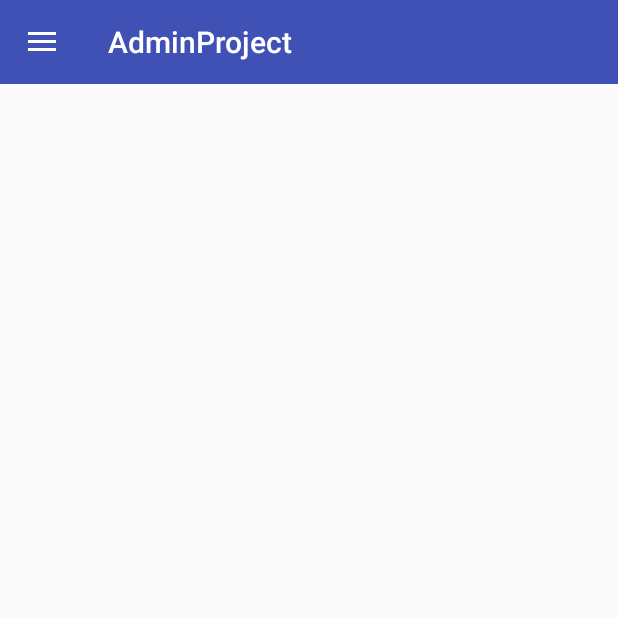
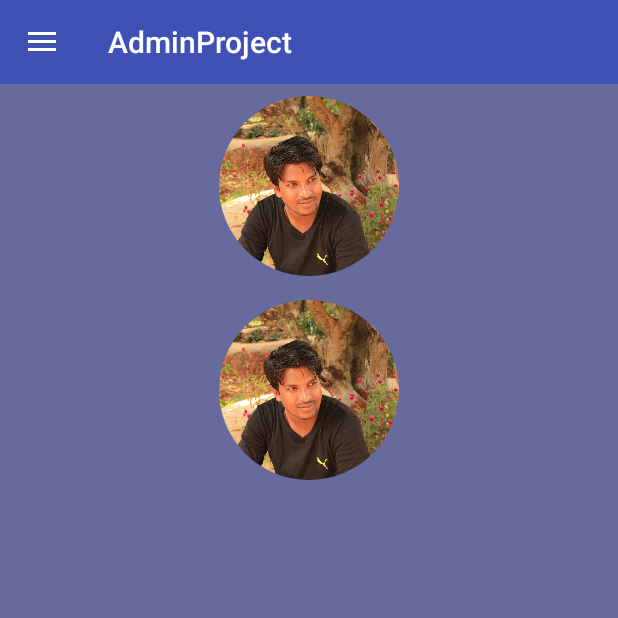
Before and after one commit to Amaann/AdminProject, an Android app: the screen it shows after launch (HomeActivity), in the side drawer, after a tap on "My Team", on a phone screen of 412 x 824 dp, the top half of it. Run offline under Robolectric (Android 15) with nearby library versions, the phone set to English and light mode, and no system bars; our stand-ins replace CircleImageView.

Commit message:
added circleImageView and toolTip (longPress) function in fragament_my_team layout

```diff
--- a/app/src/main/java/com/example/aman/adminproject/MyTeamFragment.java
+++ b/app/src/main/java/com/example/aman/adminproject/MyTeamFragment.java
@@ -2,18 +2,24 @@ package com.example.aman.adminproject;
 
 import android.content.Context;
 import android.net.Uri;
+import android.os.Build;
 import android.os.Bundle;
 import android.support.v4.app.Fragment;
+import android.support.v7.widget.TooltipCompat;
 import android.view.LayoutInflater;
 import android.view.View;
 import android.view.ViewGroup;
 import android.widget.TextView;
+
+import de.hdodenhof.circleimageview.CircleImageView;
 
 
 public class MyTeamFragment extends Fragment {
 
     View v;
     TextView textView;
+    CircleImageView circleImageView;
+    CircleImageView circleImageView2;
 
     public MyTeamFragment() {
         // Required empty public constructor
@@ -30,14 +36,40 @@ public class MyTeamFragment extends Fragment {
                              Bundle savedInstanceState) {
 
         v = inflater.inflate(R.layout.fragment_my_team, container, false);
-//        initView();
+        initView();
         return v;
     }
-////
-////    private void initView() {
-////        textView=v.findViewById(R.id.textViewMyTeam);
-////        textView.setText("My Team");
-//    }
+
+    private void initView() {
+        SetcircleImageView();
+        setCircleImageView2();
+
+
+    }
+
+    public void SetcircleImageView() {
+
+        circleImageView = v.findViewById(R.id.Id_IcV_CircleOne);
+
+        if (Build.VERSION.SDK_INT >= Build.VERSION_CODES.O) {
+            circleImageView.setTooltipText("Aman Kumar, System Admin, 7022266557");
+        } else {
+            TooltipCompat.setTooltipText(circleImageView, "Aman Kumar, System Admin, 7022266557");
+        }
+
+    }
+
+    public void setCircleImageView2() {
+
+        circleImageView2 = v.findViewById(R.id.Id_IcV_CircleTwo);
+
+        if (Build.VERSION.SDK_INT >= Build.VERSION_CODES.O) {
+            circleImageView2.setTooltipText("Ritesh, System Admin, 7022266557");
+        } else {
+            TooltipCompat.setTooltipText(circleImageView2, "Ritesh, System Admin, 7022266557");
+        }
+
+    }
 
     @Override
     public void onAttach(Context context) {
--- a/app/src/main/res/layout/fragment_my_team.xml
+++ b/app/src/main/res/layout/fragment_my_team.xml
@@ -1,10 +1,43 @@
 <?xml version="1.0" encoding="utf-8"?>
-<FrameLayout
-    xmlns:android="http://schemas.android.com/apk/res/android"
+<FrameLayout xmlns:android="http://schemas.android.com/apk/res/android"
     xmlns:tools="http://schemas.android.com/tools"
     android:layout_width="match_parent"
     android:layout_height="match_parent"
+    xmlns:app="http://schemas.android.com/apk/res-auto"
     tools:context=".MyTeamFragment">
+
+    <android.support.constraint.ConstraintLayout
+        android:layout_width="match_parent"
+        android:layout_height="match_parent"
+        android:background="#676A9C">
+
+        <de.hdodenhof.circleimageview.CircleImageView
+            android:id="@+id/Id_IcV_CircleOne"
+            android:layout_width="120dp"
+            android:layout_height="120dp"
+            android:layout_marginEnd="8dp"
+            android:layout_marginLeft="8dp"
+            android:layout_marginRight="8dp"
+            android:layout_marginStart="8dp"
+            android:layout_marginTop="8dp"
+            android:src="@drawable/aman"
+            app:layout_constraintEnd_toEndOf="parent"
+            app:layout_constraintStart_toStartOf="parent"
+            app:layout_constraintTop_toTopOf="parent" />
+
+        <de.hdodenhof.circleimageview.CircleImageView
+
+            android:id="@+id/Id_IcV_CircleTwo"
+            android:layout_width="120dp"
+            android:layout_height="120dp"
+            android:layout_marginTop="16dp"
+            android:src="@drawable/aman"
+            app:layout_constraintEnd_toEndOf="@+id/Id_IcV_CircleOne"
+            app:layout_constraintStart_toStartOf="@+id/Id_IcV_CircleOne"
+            app:layout_constraintTop_toBottomOf="@+id/Id_IcV_CircleOne" />
+
+
+    </android.support.constraint.ConstraintLayout>
 
 
 
```
